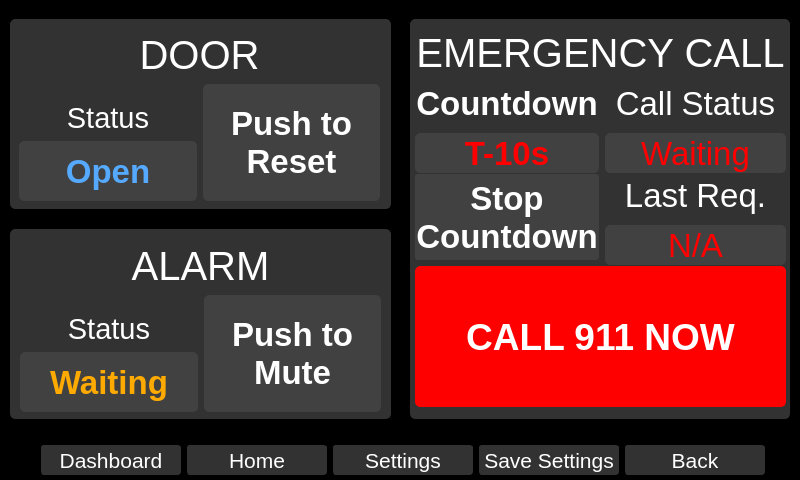
The window that oobe_qt/door_close_window.ui (zyl120/Naloxone_Safety_Kit) describes before a commit, drawn with Qt 5.
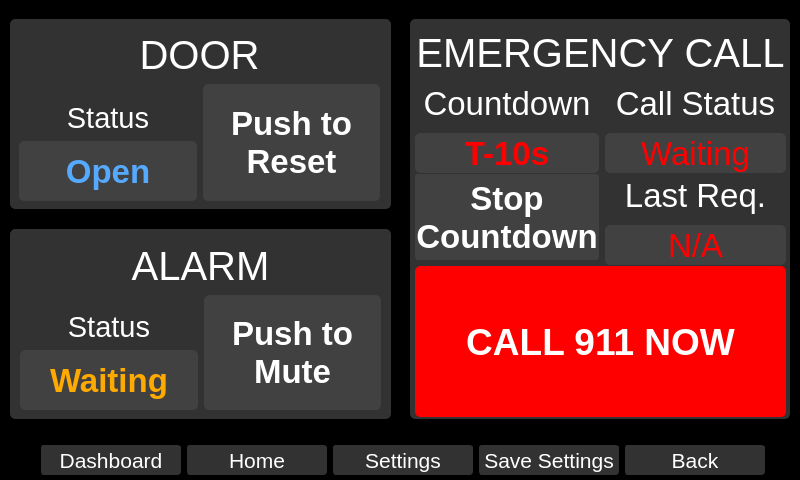
The same window after the commit.

Commit message: change door open layout

Patch:
```diff
--- a/oobe_qt/door_close_window.ui
+++ b/oobe_qt/door_close_window.ui
@@ -5051,7 +5051,7 @@
          <x>10</x>
          <y>10</y>
          <width>361</width>
-         <height>173</height>
+         <height>171</height>
         </rect>
        </property>
        <layout class="QVBoxLayout" name="verticalLayout_16">
@@ -5209,7 +5209,7 @@
          <x>5</x>
          <y>7</y>
          <width>371</width>
-         <height>381</height>
+         <height>391</height>
         </rect>
        </property>
        <layout class="QVBoxLayout" name="verticalLayout_14">
@@ -5261,7 +5261,7 @@
                 <property name="font">
                  <font>
                   <pointsize>25</pointsize>
-                  <bold>true</bold>
+                  <bold>false</bold>
                  </font>
                 </property>
                 <property name="styleSheet">
@@ -5505,7 +5505,7 @@
           <property name="minimumSize">
            <size>
             <width>0</width>
-            <height>60</height>
+            <height>40</height>
            </size>
           </property>
           <property name="font">
```
The commit also changes 1 other file.
